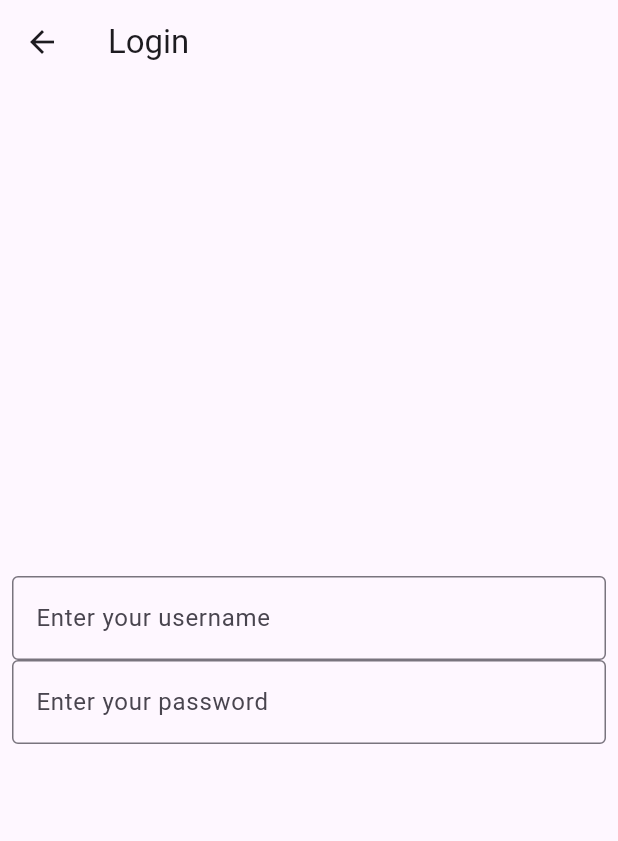
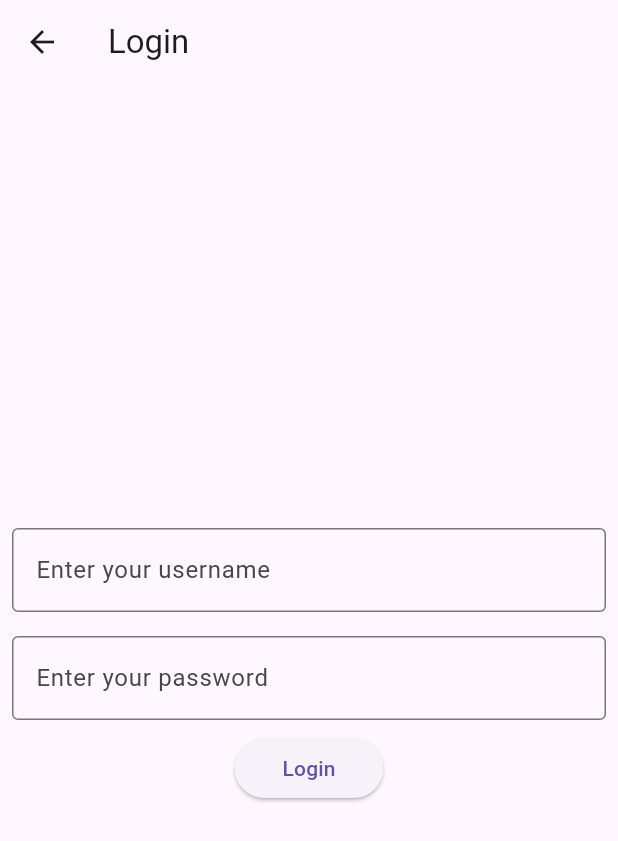
Before and after one commit to Leto-du-Plessis/book-website-project, a Flutter app: the screen it shows after launch, after a tap on the "account circle" icon, on a phone screen of 412 x 824 dp. Shown: the top 841 px of the screen. Run offline on Flutter 3.47's test engine with Material 3 defaults, Android fonts, the phone set to English and light mode, and no system bars; our stand-ins replace shared_preferences; missing offline and left inert: super_editor; accounts and stored records are empty.

Commit message:
Updated login forms

```diff
--- a/frontend/book_website/lib/src/screens/login_screen.dart
+++ b/frontend/book_website/lib/src/screens/login_screen.dart
@@ -9,23 +9,38 @@ class LoginScreen extends StatelessWidget {
     return Scaffold(
       appBar: AppBar(title: const Text('Login')),
       body: Center(
-        child: Padding(
-          padding: const EdgeInsets.all(8.0),
+        child: SizedBox(
+          width: 600,
           child: Column(
             mainAxisSize: MainAxisSize.min,
             children: [
-              TextFormField(
+              Padding(
+                padding: const EdgeInsets.all(8.0),
+                child: TextFormField(
                   decoration: InputDecoration(
                     border: OutlineInputBorder(),
                     hintText: 'Enter your username'
                   )
                 ),
-              TextFormField(
+              ),
+              Padding(
+                padding: const EdgeInsets.all(8.0),
+                child: TextFormField(
                   decoration: InputDecoration(
                     border: OutlineInputBorder(),
                     hintText: 'Enter your password'
                   )
                 ),
+              ),
+              ElevatedButton(
+                onPressed: () {
+                  Navigator.pop(context);
+                },
+                child: Padding(
+                  padding: const EdgeInsets.all(8.0),
+                  child: const Text('Login'),
+                )
+              )
             ],
           ),
         )
```
Lines whose indentation alone changed are shown as unchanged.
